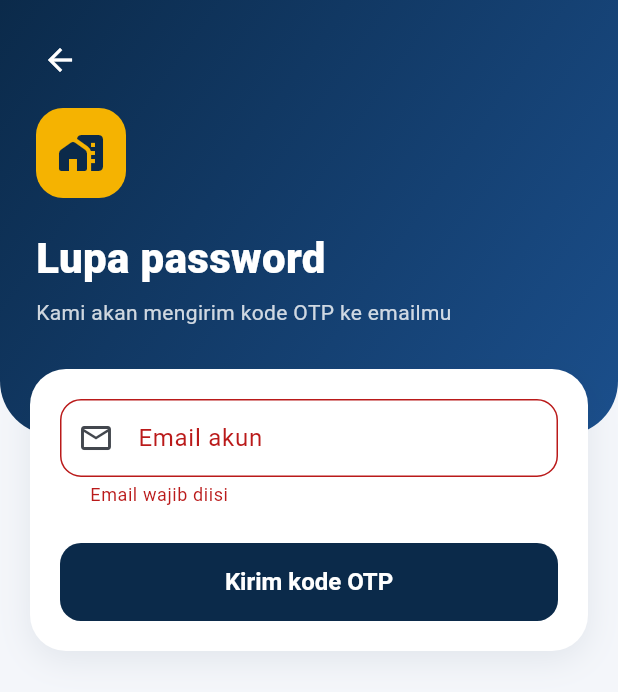
After one commit to nabilahbrina01/ngekos-undip, a Flutter app: the ForgotPasswordPage screen opened directly, after a tap on "Kirim kode OTP", on a phone screen of 412 x 824 dp. The commit adds this screen. Shown: the top 692 px of the screen. Run offline on Flutter 3.47's test engine with Material 3 defaults, Android fonts, the phone set to English and light mode, and no system bars; our stand-ins replace shared_preferences; accounts and stored records are empty.

Commit message:
Verifikasi OTP email dan lupa password

```diff
--- /dev/null
+++ b/app/lib/screens/forgot_password.dart
@@ -0,0 +1,210 @@
+import 'package:flutter/material.dart';
+
+import '../services/auth_service.dart';
+import '../utils/app_theme.dart';
+import '../widget/auth_header.dart';
+import '../widget/otp_widgets.dart';
+
+/// Lupa password: (1) isi email -> kode OTP dikirim,
+/// (2) isi kode OTP + password baru.
+class ForgotPasswordPage extends StatefulWidget {
+  final String initialEmail;
+
+  const ForgotPasswordPage({super.key, this.initialEmail = ''});
+
+  @override
+  State<ForgotPasswordPage> createState() => _ForgotPasswordPageState();
+}
+
+class _ForgotPasswordPageState extends State<ForgotPasswordPage> {
+  final _formKey = GlobalKey<FormState>();
+  late final TextEditingController _emailController;
+  final _codeController = TextEditingController();
+  final _passwordController = TextEditingController();
+  final _confirmController = TextEditingController();
+  bool _codeSent = false; // false = langkah 1, true = langkah 2
+  bool _loading = false;
+  bool _obscure = true;
+
+  @override
+  void initState() {
+    super.initState();
+    _emailController = TextEditingController(text: widget.initialEmail);
+  }
+
+  @override
+  void dispose() {
+    _emailController.dispose();
+    _codeController.dispose();
+    _passwordController.dispose();
+    _confirmController.dispose();
+    super.dispose();
+  }
+
+  String get _email => _emailController.text.trim();
+
+  // Langkah 1: minta kode OTP
+  Future<void> _sendCode() async {
+    if (!_formKey.currentState!.validate()) return;
+
+    final messenger = ScaffoldMessenger.of(context);
+    setState(() => _loading = true);
+    try {
+      await AuthService.instance.forgotPassword(_email);
+      setState(() => _codeSent = true);
+      messenger.showSnackBar(
+        SnackBar(content: Text('Kode OTP telah dikirim ke $_email')),
+      );
+    } catch (e) {
+      messenger.showSnackBar(SnackBar(content: Text(e.toString())));
+    } finally {
+      if (mounted) setState(() => _loading = false);
+    }
+  }
+
+  // Langkah 2: simpan password baru
+  Future<void> _resetPassword() async {
+    if (!_formKey.currentState!.validate()) return;
+
+    final navigator = Navigator.of(context);
+    final messenger = ScaffoldMessenger.of(context);
+    setState(() => _loading = true);
+    try {
+      await AuthService.instance.resetPassword(
+        _email,
+        _codeController.text,
+        _passwordController.text,
+      );
+      navigator.pop(); // kembali ke halaman Login
+      messenger.showSnackBar(
+        const SnackBar(
+          content: Text('Password berhasil diubah, silakan masuk'),
+        ),
+      );
+    } catch (e) {
+      messenger.showSnackBar(SnackBar(content: Text(e.toString())));
+    } finally {
+      if (mounted) setState(() => _loading = false);
+    }
+  }
+
+  @override
+  Widget build(BuildContext context) {
+    return Scaffold(
+      body: SingleChildScrollView(
+        child: Column(
+          children: [
+            AuthHeader(
+              title: 'Lupa password',
+              subtitle: _codeSent
+                  ? 'Masukkan kode OTP dan password barumu'
+                  : 'Kami akan mengirim kode OTP ke emailmu',
+              showBack: true,
+            ),
+            AuthFormCard(
+              child: Form(
+                key: _formKey,
+                child: Column(
+                  crossAxisAlignment: CrossAxisAlignment.stretch,
+                  children: _codeSent ? _stepTwo() : _stepOne(),
+                ),
+              ),
+            ),
+            const SizedBox(height: 24),
+          ],
+        ),
+      ),
+    );
+  }
+
+  List<Widget> _stepOne() {
+    return [
+      TextFormField(
+        controller: _emailController,
+        keyboardType: TextInputType.emailAddress,
+        decoration: const InputDecoration(
+          labelText: 'Email akun',
+          prefixIcon: Icon(Icons.email_outlined),
+        ),
+        validator: (value) {
+          if (value == null || value.trim().isEmpty) {
+            return 'Email wajib diisi';
+          }
+          if (!value.contains('@')) return 'Format email tidak valid';
+          return null;
+        },
+      ),
+      const SizedBox(height: 24),
+      FilledButton(
+        onPressed: _loading ? null : _sendCode,
+        child: ButtonLabel(text: 'Kirim kode OTP', loading: _loading),
+      ),
+    ];
+  }
+
+  List<Widget> _stepTwo() {
+    return [
+      Text.rich(
+        TextSpan(
+          text: 'Kode dikirim ke ',
+          children: [
+            TextSpan(
+              text: _email,
+              style: const TextStyle(
+                fontWeight: FontWeight.w700,
+                color: AppColors.navy,
+              ),
+            ),
+          ],
+        ),
+        textAlign: TextAlign.center,
+        style: const TextStyle(color: AppColors.textMuted),
+      ),
+      const SizedBox(height: 16),
+      OtpField(controller: _codeController),
+      const SizedBox(height: 14),
+      TextFormField(
+        controller: _passwordController,
+        obscureText: _obscure,
+        decoration: InputDecoration(
+          labelText: 'Password baru (minimal 6 karakter)',
+          prefixIcon: const Icon(Icons.lock_outline),
+          suffixIcon: IconButton(
+            icon: Icon(_obscure ? Icons.visibility : Icons.visibility_off),
+            onPressed: () => setState(() => _obscure = !_obscure),
+          ),
+        ),
+        validator: (value) => (value == null || value.length < 6)
+            ? 'Password minimal 6 karakter'
+            : null,
+      ),
+      const SizedBox(height: 14),
+      TextFormField(
+        controller: _confirmController,
+        obscureText: _obscure,
+        decoration: const InputDecoration(
+          labelText: 'Ulangi password baru',
+          prefixIcon: Icon(Icons.lock_outline),
+        ),
+        validator: (value) =>
+            value != _passwordController.text ? 'Password tidak sama' : null,
+      ),
+      const SizedBox(height: 24),
+      FilledButton(
+        onPressed: _loading ? null : _resetPassword,
+        child: ButtonLabel(text: 'Simpan password baru', loading: _loading),
+      ),
+      const SizedBox(height: 12),
+      ResendOtpButton(
+        onResend: () => AuthService.instance.resendOtp(_email, 'reset'),
+      ),
+      TextButton(
+        onPressed: () => setState(() {
+          _codeSent = false;
+          _codeController.clear();
+        }),
+        child: const Text('Ganti email'),
+      ),
+    ];
+  }
+}
--- a/app/lib/services/auth_service.dart
+++ b/app/lib/services/auth_service.dart
@@ -8,7 +8,18 @@ import '../config/api_config.dart';
 import '../models/user.dart';
 import 'favorite_service.dart';
 
-/// Mengurus login, daftar, dan logout lewat API (/api/auth).
+/// Error dari API auth. [needsVerification] = akun belum verifikasi OTP.
+class AuthException implements Exception {
+  final String message;
+  final bool needsVerification;
+
+  AuthException(this.message, {this.needsVerification = false});
+
+  @override
+  String toString() => message;
+}
+
+/// Mengurus login, daftar, OTP, lupa password, dan logout lewat API (/api/auth).
 /// Token dan data user disimpan di HP agar tetap login walau aplikasi ditutup.
 class AuthService extends ChangeNotifier {
   AuthService._();
@@ -43,14 +54,41 @@ class AuthService extends ChangeNotifier {
     await _saveSession(data);
   }
 
-  // POST /api/auth/register
+  // POST /api/auth/register -> akun dibuat, kode OTP dikirim ke email
   Future<void> register(String name, String email, String password) async {
-    final data = await _post('/auth/register', {
+    await _post('/auth/register', {
       'name': name,
       'email': email,
       'password': password,
     });
+  }
+
+  // POST /api/auth/verify-otp -> kode benar = langsung login
+  Future<void> verifyOtp(String email, String code) async {
+    final data = await _post('/auth/verify-otp', {
+      'email': email,
+      'code': code,
+    });
     await _saveSession(data);
+  }
+
+  // POST /api/auth/resend-otp  (purpose: "register" atau "reset")
+  Future<void> resendOtp(String email, String purpose) async {
+    await _post('/auth/resend-otp', {'email': email, 'purpose': purpose});
+  }
+
+  // POST /api/auth/forgot-password -> kode OTP reset dikirim ke email
+  Future<void> forgotPassword(String email) async {
+    await _post('/auth/forgot-password', {'email': email});
+  }
+
+  // POST /api/auth/reset-password
+  Future<void> resetPassword(String email, String code, String password) async {
+    await _post('/auth/reset-password', {
+      'email': email,
+      'code': code,
+      'password': password,
+    });
   }
 
   Future<void> logout() async {
@@ -79,14 +117,15 @@ class AuthService extends ChangeNotifier {
     try {
       data = jsonDecode(response.body) as Map<String, dynamic>;
     } catch (_) {
-      throw Exception('Server error (kode ${response.statusCode})');
+      throw AuthException('Server error (kode ${response.statusCode})');
     }
     if (response.statusCode == 200 || response.statusCode == 201) {
       return data;
     }
     // Pesan error dari API, misalnya "Email atau password salah"
-    throw Exception(
+    throw AuthException(
       data['error'] ?? 'Terjadi kesalahan (${response.statusCode})',
+      needsVerification: data['needsVerification'] == true,
     );
   }
 
```
Also changed, not shown: app/lib/screens/login.dart (+38 -7 lines), app/lib/screens/otp_verification.dart (added, +123 -0 lines), app/lib/screens/register.dart (+18 -11 lines), app/lib/widget/otp_widgets.dart (added, +132 -0 lines), 1 other file.
